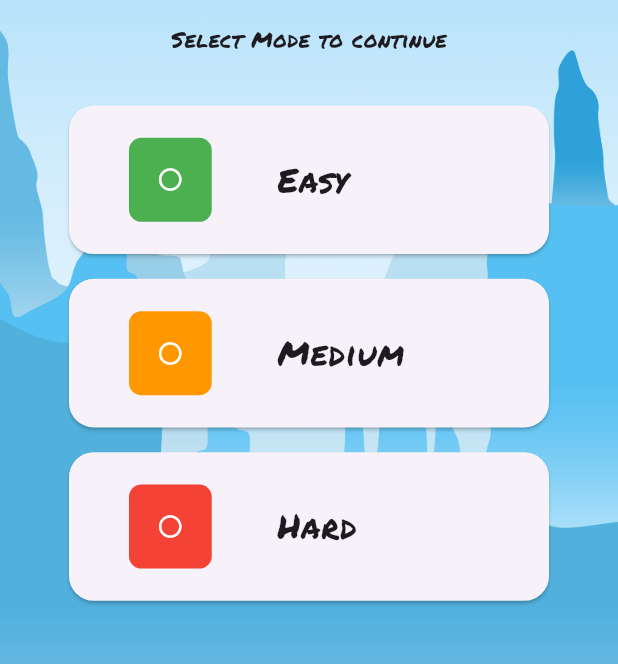
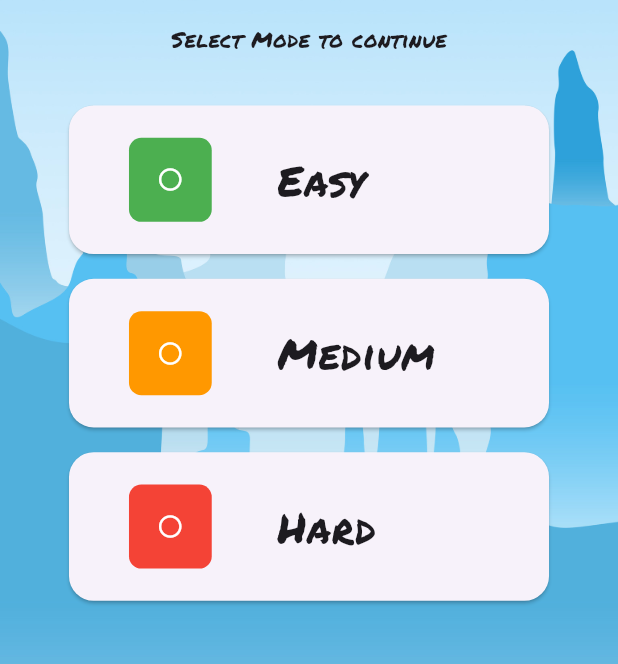
Before and after one commit to SajidAfridi/tiktaktoe, a Flutter app: the AIModeScreen screen opened directly, on a phone screen of 412 x 824 dp, the part 353-1017 px from its top. Run offline on Flutter 3.47's test engine with Material 3 defaults, Android fonts, the light colour scheme and no system bars; our stand-ins replace action_slider, animate_do, awesome_dialog, flutter_screenutil, socket_io_client; network calls fail.

Commit message:
screen responsiveness increased

```diff
--- a/lib/pages/ai_choices_screen.dart
+++ b/lib/pages/ai_choices_screen.dart
@@ -143,7 +143,7 @@ class _SelectDifficultyScreenState extends State<AIModeScreen> {
                 text,
                 maxLines: 1,
                 style: TextStyle(
-                  fontSize: 24.sp,
+                  fontSize: 30.sp,
                   fontFamily: 'PermanentMarker',
                   fontWeight: FontWeight.normal,
                 ),
```
Also changed, not shown: lib/pages/play_with_friends_screen.dart (+13 -2 lines).
